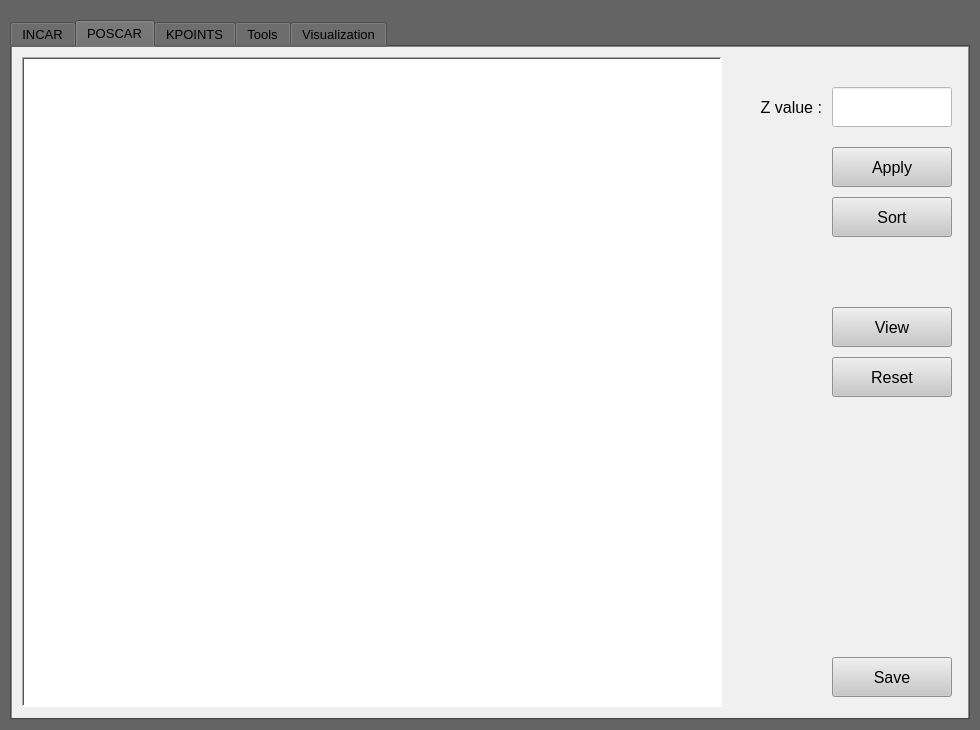
Before: the Qt Designer form VIG_2.1/main.ui in JihoonSon94/VASP_input_generator, drawn with Qt 5.
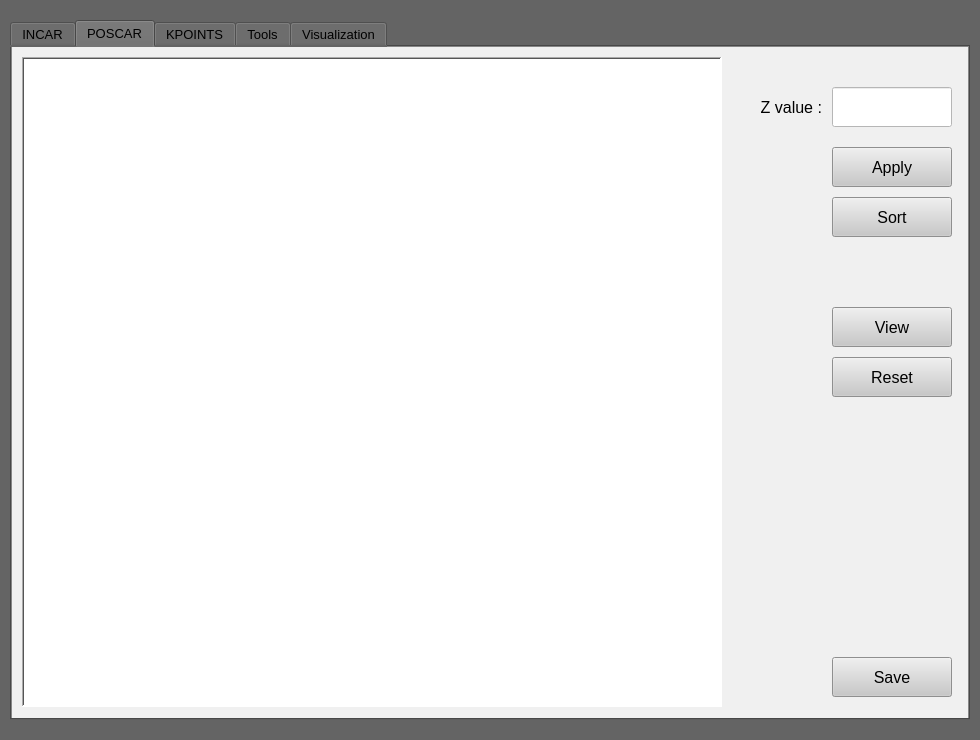
After: the same form once the commit is applied.

```diff
--- a/VIG_2.1/main.ui
+++ b/VIG_2.1/main.ui
@@ -7,11 +7,11 @@
     <x>0</x>
     <y>0</y>
     <width>980</width>
-    <height>730</height>
+    <height>740</height>
    </rect>
   </property>
   <property name="sizePolicy">
-   <sizepolicy hsizetype="Fixed" vsizetype="Fixed">
+   <sizepolicy hsizetype="Expanding" vsizetype="Expanding">
     <horstretch>0</horstretch>
     <verstretch>0</verstretch>
    </sizepolicy>
```
Left out of the diff: 27 changed lines with no effect on the pictures.
